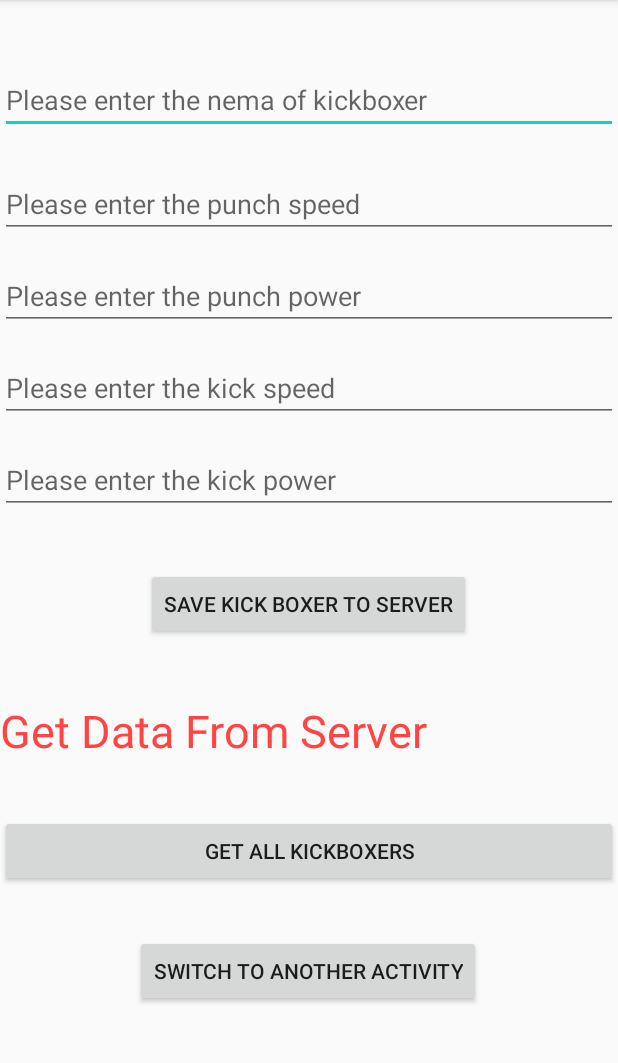
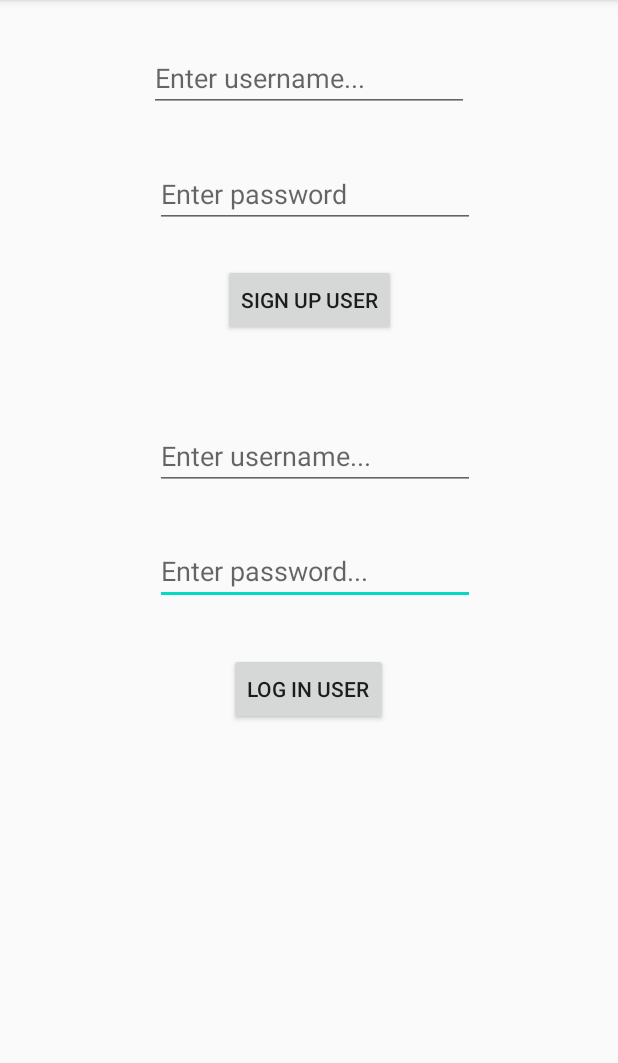
Before and after one commit to L4zarevic/InstagramClone, an Android app: the screen it shows after launch (SignUp before the commit, SignUpLoginActivity after it), after a tap on "SWITCH TO ANOTHER ACTIVITY", on a phone screen of 412 x 824 dp, the part 84-1147 px from its top. Run offline under Robolectric (Android 15) with nearby library versions, the phone set to English and light mode, and no system bars; libraries missing offline, so code that uses them is left out: com.parse, com.shashank.sony; 1 statement that could not run was skipped.

Commit message:
SignUp and Login Parse

```diff
--- a/app/src/main/AndroidManifest.xml
+++ b/app/src/main/AndroidManifest.xml
@@ -3,13 +3,14 @@
     package="com.example.instagramclone">
 
     <application
+        android:name=".App"
         android:allowBackup="true"
         android:icon="@mipmap/ic_launcher"
         android:label="@string/app_name"
         android:roundIcon="@mipmap/ic_launcher_round"
         android:supportsRtl="true"
-        android:theme="@style/AppTheme"
-        android:name=".App">
+        android:theme="@style/AppTheme">
+        <activity android:name=".WelcomeActivity"></activity>
         <activity android:name=".SignUp">
             <intent-filter>
                 <action android:name="android.intent.action.MAIN" />
@@ -17,6 +18,7 @@
                 <category android:name="android.intent.category.LAUNCHER" />
             </intent-filter>
         </activity>
+        <activity android:name=".SignUpLoginActivity" />
     </application>
 
 </manifest>
--- a/app/src/main/java/com/example/instagramclone/SignUp.java
+++ b/app/src/main/java/com/example/instagramclone/SignUp.java
@@ -2,6 +2,7 @@ package com.example.instagramclone;
 
 import androidx.appcompat.app.AppCompatActivity;
 
+import android.content.Intent;
 import android.os.Bundle;
 import android.view.View;
 import android.widget.Button;
@@ -67,7 +68,7 @@ public class SignUp extends AppCompatActivity implements View.OnClickListener {
                 allKickBoxers = "";
                 ParseQuery<ParseObject> queryAll = ParseQuery.getQuery("KickBoxer");
                 //queryAll.whereGreaterThan("punchPower",3000);
-                queryAll.whereGreaterThanOrEqualTo("punchPower",3000);
+                queryAll.whereGreaterThanOrEqualTo("punchPower", 3000);
                 queryAll.setLimit(1);
                 queryAll.findInBackground(new FindCallback<ParseObject>() {
                     @Override
@@ -92,9 +93,10 @@ public class SignUp extends AppCompatActivity implements View.OnClickListener {
             @Override
             public void onClick(View v) {
 
+                Intent intent = new Intent(SignUp.this, SignUpLoginActivity.class);
+                startActivity(intent);
             }
         });
-
 
 
     }
--- a/app/src/main/java/com/example/instagramclone/SignUpLoginActivity.java
+++ b/app/src/main/java/com/example/instagramclone/SignUpLoginActivity.java
@@ -1,4 +1,76 @@
 package com.example.instagramclone;
 
-public class SignUpLoginActivity {
+import android.os.Bundle;
+import android.view.View;
+import android.widget.Button;
+import android.widget.EditText;
+
+import androidx.annotation.Nullable;
+import androidx.appcompat.app.AppCompatActivity;
+
+
+import com.parse.LogInCallback;
+import com.parse.ParseException;
+import com.parse.ParseUser;
+import com.parse.SignUpCallback;
+import com.shashank.sony.fancytoastlib.FancyToast;
+
+public class SignUpLoginActivity extends AppCompatActivity {
+
+    //Variables
+    private EditText edtUserSignUp, edtPassSignUp, edtUserLogIn, edtPassLogIn;
+    private Button btnSignUp, btnLogIn;
+
+    @Override
+    protected void onCreate(@Nullable Bundle savedInstanceState) {
+        super.onCreate(savedInstanceState);
+        setContentView(R.layout.signup_login_activity);
+
+        //Initialization
+        edtUserSignUp = findViewById(R.id.edtUserSignUp);
+        edtPassSignUp = findViewById(R.id.edtPassSignUp);
+        edtUserLogIn = findViewById(R.id.edtUserLogIn);
+        edtPassLogIn = findViewById(R.id.edtPassLogIn);
+
+        btnSignUp = findViewById(R.id.btnSignUp);
+        btnLogIn = findViewById(R.id.btnLogin);
+
+        btnSignUp.setOnClickListener(new View.OnClickListener() {
+            @Override
+            public void onClick(View v) {
+                final ParseUser appUser = new ParseUser();
+                appUser.setUsername(edtUserSignUp.getText().toString());
+                appUser.setPassword(edtPassSignUp.getText().toString());
+
+                appUser.signUpInBackground(new SignUpCallback() {
+                    @Override
+                    public void done(ParseException e) {
+                        if (e == null){
+                            FancyToast.makeText(SignUpLoginActivity.this,  appUser.get("username")+" is sign up successfully", FancyToast.LENGTH_LONG, FancyToast.SUCCESS, true).show();
+                        }else {
+                            FancyToast.makeText(SignUpLoginActivity.this,  e.getMessage(), FancyToast.LENGTH_LONG, FancyToast.ERROR, true).show();
+                        }
+                    }
+                });
+            }
+        });
+
+        btnLogIn.setOnClickListener(new View.OnClickListener() {
+            @Override
+            public void onClick(View v) {
+                ParseUser.logInInBackground(edtUserLogIn.getText().toString(), edtPassLogIn.getText().toString(), new LogInCallback() {
+                    @Override
+                    public void done(ParseUser user, ParseException e) {
+                        if (user != null && e == null){
+                            FancyToast.makeText(SignUpLoginActivity.this,  user.get("username")+" is log in successfully", FancyToast.LENGTH_LONG, FancyToast.SUCCESS, true).show();
+                        }else{
+                            FancyToast.makeText(SignUpLoginActivity.this,  e.getMessage(), FancyToast.LENGTH_LONG, FancyToast.ERROR, true).show();
+                        }
+                    }
+                });
+            }
+        });
+
+
+    }
 }
--- /dev/null
+++ b/app/src/main/java/com/example/instagramclone/WelcomeActivity.java
@@ -0,0 +1,14 @@
+package com.example.instagramclone;
+
+import androidx.appcompat.app.AppCompatActivity;
+
+import android.os.Bundle;
+
+public class WelcomeActivity extends AppCompatActivity {
+
+    @Override
+    protected void onCreate(Bundle savedInstanceState) {
+        super.onCreate(savedInstanceState);
+        setContentView(R.layout.activity_welcome);
+    }
+}
--- a/app/src/main/res/layout/activity_main.xml
+++ b/app/src/main/res/layout/activity_main.xml
@@ -12,7 +12,7 @@
         android:layout_height="wrap_content"
         android:layout_marginTop="44dp"
         android:ems="10"
-        android:hint="Please enter the nema of kickboxer"
+        android:hint="Please enter the name  of kickboxer"
         android:inputType="textPersonName"
         app:layout_constraintEnd_toEndOf="parent"
         app:layout_constraintStart_toStartOf="parent"
--- /dev/null
+++ b/app/src/main/res/layout/activity_welcome.xml
@@ -0,0 +1,9 @@
+<?xml version="1.0" encoding="utf-8"?>
+<androidx.constraintlayout.widget.ConstraintLayout xmlns:android="http://schemas.android.com/apk/res/android"
+    xmlns:app="http://schemas.android.com/apk/res-auto"
+    xmlns:tools="http://schemas.android.com/tools"
+    android:layout_width="match_parent"
+    android:layout_height="match_parent"
+    tools:context=".WelcomeActivity">
+
+</androidx.constraintlayout.widget.ConstraintLayout>
--- /dev/null
+++ b/app/src/main/res/layout/signup_login_activity.xml
@@ -0,0 +1,87 @@
+<?xml version="1.0" encoding="utf-8"?>
+<androidx.constraintlayout.widget.ConstraintLayout
+    xmlns:android="http://schemas.android.com/apk/res/android"
+    xmlns:app="http://schemas.android.com/apk/res-auto"
+    xmlns:tools="http://schemas.android.com/tools"
+    android:layout_width="match_parent"
+    android:layout_height="match_parent">
+
+    <EditText
+        android:id="@+id/edtPassLogIn"
+        android:layout_width="wrap_content"
+        android:layout_height="wrap_content"
+        android:layout_marginStart="103dp"
+        android:layout_marginTop="31dp"
+        android:layout_marginEnd="95dp"
+        android:ems="10"
+        android:hint="Enter password..."
+        android:inputType="textPassword"
+        app:layout_constraintEnd_toEndOf="parent"
+        app:layout_constraintStart_toStartOf="parent"
+        app:layout_constraintTop_toBottomOf="@+id/edtUserLogIn" />
+
+    <EditText
+        android:id="@+id/edtUserSignUp"
+        android:layout_width="wrap_content"
+        android:layout_height="wrap_content"
+        android:layout_marginTop="29dp"
+        android:ems="10"
+        android:hint="Enter username..."
+        android:inputType="textPersonName"
+        app:layout_constraintEnd_toEndOf="parent"
+        app:layout_constraintStart_toStartOf="parent"
+        app:layout_constraintTop_toTopOf="parent" />
+
+    <EditText
+        android:id="@+id/edtPassSignUp"
+        android:layout_width="wrap_content"
+        android:layout_height="wrap_content"
+        android:layout_marginStart="103dp"
+        android:layout_marginTop="32dp"
+        android:layout_marginEnd="95dp"
+        android:ems="10"
+        android:hint="Enter password"
+        android:inputType="textPassword"
+        app:layout_constraintEnd_toEndOf="parent"
+        app:layout_constraintStart_toStartOf="parent"
+        app:layout_constraintTop_toBottomOf="@+id/edtUserSignUp" />
+
+    <Button
+        android:id="@+id/btnSignUp"
+        android:layout_width="wrap_content"
+        android:layout_height="wrap_content"
+        android:layout_marginStart="160dp"
+        android:layout_marginTop="24dp"
+        android:layout_marginEnd="163dp"
+        android:text="Sign up user"
+        app:layout_constraintEnd_toEndOf="parent"
+        app:layout_constraintHorizontal_bias="0.444"
+        app:layout_constraintStart_toStartOf="parent"
+        app:layout_constraintTop_toBottomOf="@+id/edtPassSignUp" />
+
+    <EditText
+        android:id="@+id/edtUserLogIn"
+        android:layout_width="wrap_content"
+        android:layout_height="wrap_content"
+        android:layout_marginStart="103dp"
+        android:layout_marginTop="57dp"
+        android:layout_marginEnd="95dp"
+        android:ems="10"
+        android:hint="Enter username..."
+        android:inputType="textPersonName"
+        app:layout_constraintEnd_toEndOf="parent"
+        app:layout_constraintStart_toStartOf="parent"
+        app:layout_constraintTop_toBottomOf="@+id/btnSignUp" />
+
+    <Button
+        android:id="@+id/btnLogin"
+        android:layout_width="wrap_content"
+        android:layout_height="wrap_content"
+        android:layout_marginStart="152dp"
+        android:layout_marginTop="32dp"
+        android:layout_marginEnd="153dp"
+        android:text="Log in user"
+        app:layout_constraintEnd_toEndOf="parent"
+        app:layout_constraintStart_toStartOf="parent"
+        app:layout_constraintTop_toBottomOf="@+id/edtPassLogIn" />
+</androidx.constraintlayout.widget.ConstraintLayout>
```
